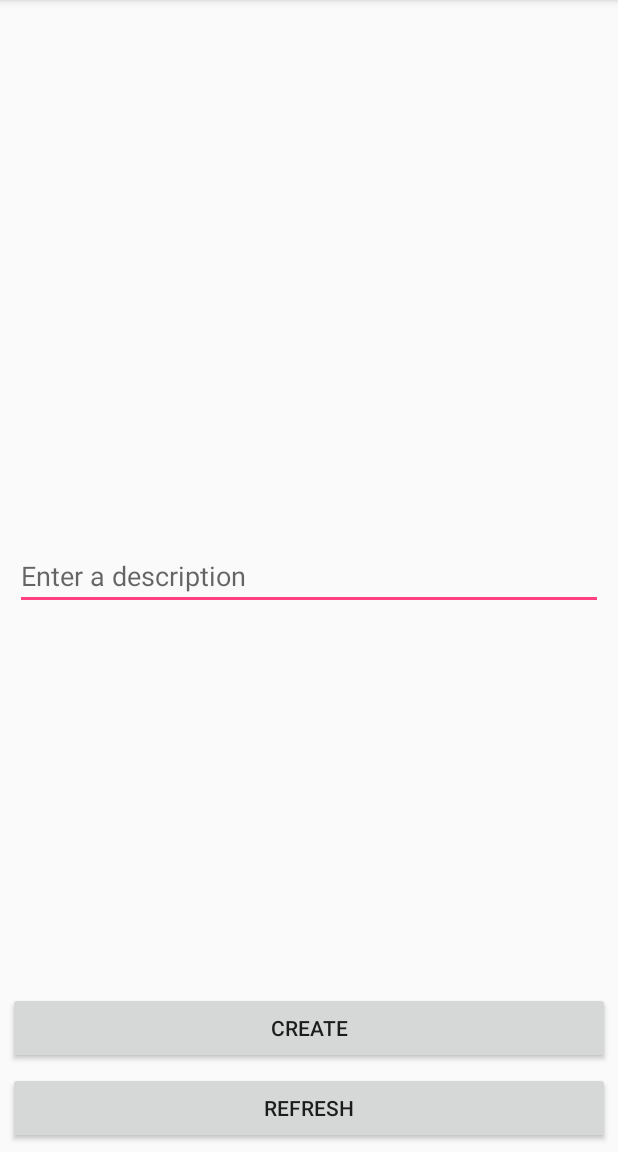
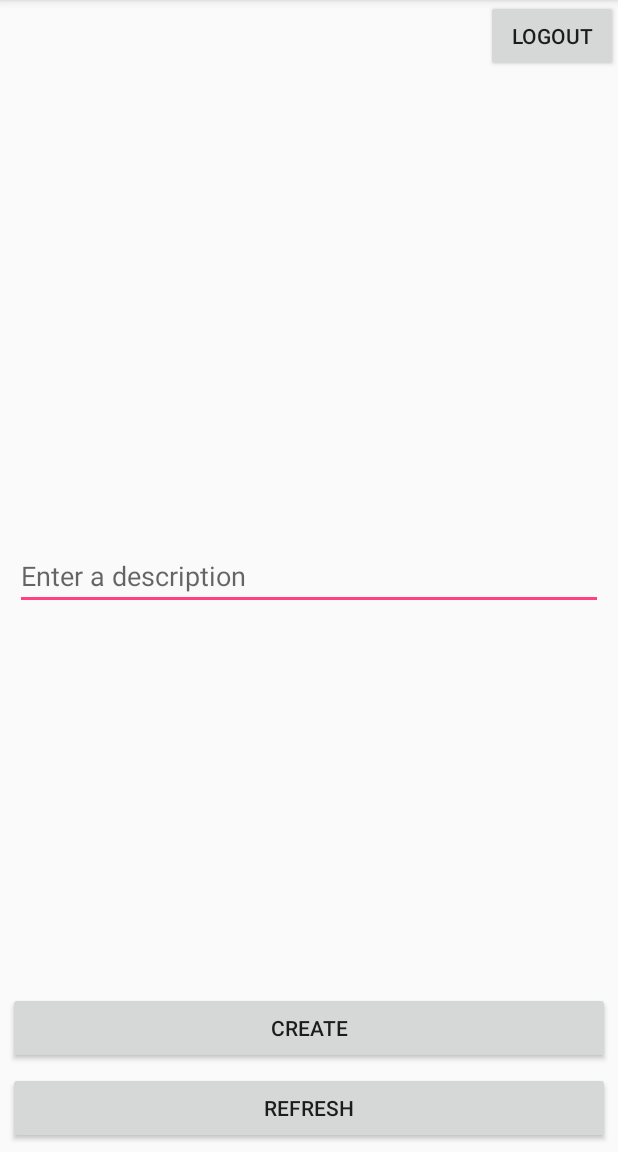
Before and after one commit to amyhgu/Parstagram, an Android app: the HomeActivity screen opened directly, with no data from a screen before it, after a tap on "CREATE", on a phone screen of 412 x 824 dp, the part 84-1236 px from its top. Run offline under Robolectric (Android 15) with nearby library versions, the phone set to English and light mode, and no system bars; libraries missing offline, so code that uses them is left out: com.parse; 3 statements that could not run were skipped.

Commit message:
logout added

```diff
--- a/app/src/main/java/me/amyhgu/parstagram/HomeActivity.java
+++ b/app/src/main/java/me/amyhgu/parstagram/HomeActivity.java
@@ -1,6 +1,7 @@
 package me.amyhgu.parstagram;
 
 import android.Manifest;
+import android.content.Intent;
 import android.content.pm.PackageManager;
 import android.os.Build;
 import android.support.v4.app.ActivityCompat;
@@ -30,6 +31,7 @@ public class HomeActivity extends AppCompatActivity {
     private EditText descriptionInput;
     private Button createButton;
     private Button refreshButton;
+    private Button logoutButton;
 
     @Override
     protected void onCreate(Bundle savedInstanceState) {
@@ -39,6 +41,7 @@ public class HomeActivity extends AppCompatActivity {
         descriptionInput = findViewById(R.id.etDescription);
         createButton = findViewById(R.id.btCreate);
         refreshButton = findViewById(R.id.btRefresh);
+        logoutButton = findViewById(R.id.btLogout);
 
         if (Build.VERSION.SDK_INT >= 23) {
             int permissionCheck = ContextCompat.checkSelfPermission(this, Manifest.permission.WRITE_EXTERNAL_STORAGE);
@@ -50,21 +53,7 @@ public class HomeActivity extends AppCompatActivity {
         createButton.setOnClickListener(new View.OnClickListener() {
             @Override
             public void onClick(View view) {
-                final String description = descriptionInput.getText().toString();
-                final ParseUser user = ParseUser.getCurrentUser();
-
-                final File file = new File(imagePath);
-                final ParseFile parseFile = new ParseFile(file);
-                parseFile.saveInBackground(new SaveCallback() {
-                    @Override
-                    public void done(ParseException e) {
-                        if (e == null) {
-                            createPost(description, parseFile, user);
-                        } else {
-                            e.printStackTrace();
-                        }
-                    }
-                });
+                createNewPost();
             }
         });
 
@@ -72,6 +61,13 @@ public class HomeActivity extends AppCompatActivity {
             @Override
             public void onClick(View view) {
                 loadTopPosts();
+            }
+        });
+
+        logoutButton.setOnClickListener(new View.OnClickListener() {
+            @Override
+            public void onClick(View view) {
+                logoutUser();
             }
         });
     }
@@ -114,4 +110,32 @@ public class HomeActivity extends AppCompatActivity {
             }
         });
     }
+
+    private void createNewPost() {
+        final String description = descriptionInput.getText().toString();
+        final ParseUser user = ParseUser.getCurrentUser();
+
+        final File file = new File(imagePath);
+        final ParseFile parseFile = new ParseFile(file);
+        parseFile.saveInBackground(new SaveCallback() {
+            @Override
+            public void done(ParseException e) {
+                if (e == null) {
+                    createPost(description, parseFile, user);
+                } else {
+                    e.printStackTrace();
+                }
+            }
+        });
+    }
+
+    private void logoutUser() {
+        ParseUser.logOut();
+        ParseUser currentUser = ParseUser.getCurrentUser(); // this will now be null
+        Log.d("HomeActivity", "Logout successful");
+
+        final Intent intent = new Intent(HomeActivity.this, MainActivity.class);
+        startActivity(intent);
+        finish();
+    }
 }
--- a/app/src/main/res/layout/activity_home.xml
+++ b/app/src/main/res/layout/activity_home.xml
@@ -35,4 +35,12 @@
         android:layout_above="@+id/btRefresh"
         android:layout_alignParentStart="true"
         android:text="Create" />
+
+    <Button
+        android:id="@+id/btLogout"
+        android:layout_width="wrap_content"
+        android:layout_height="wrap_content"
+        android:layout_alignParentEnd="true"
+        android:layout_alignParentTop="true"
+        android:text="Logout" />
 </RelativeLayout>
```
